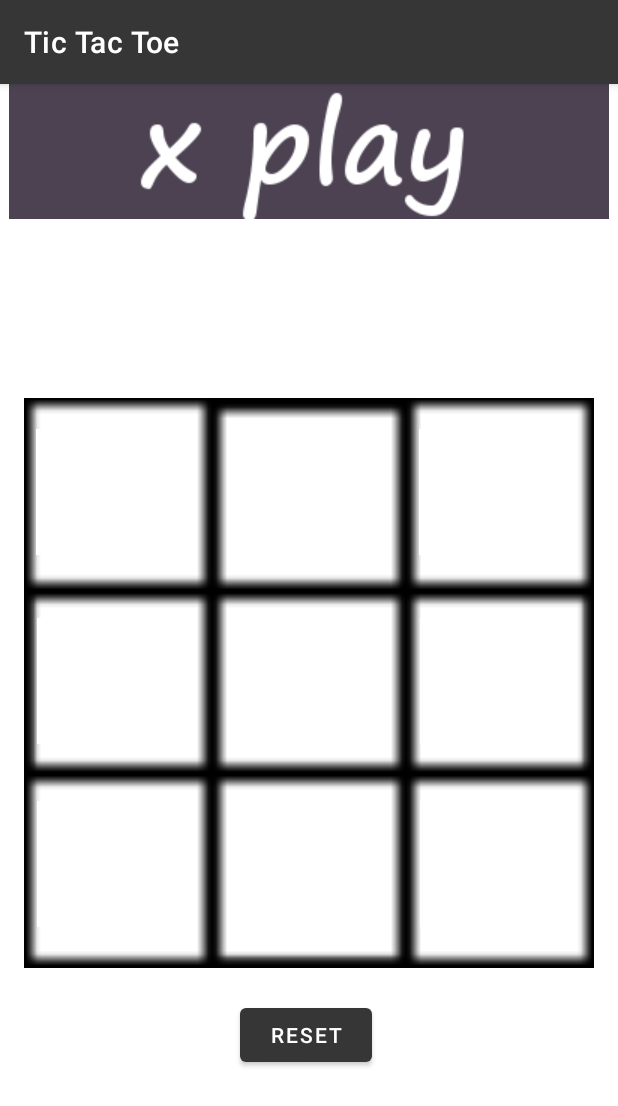
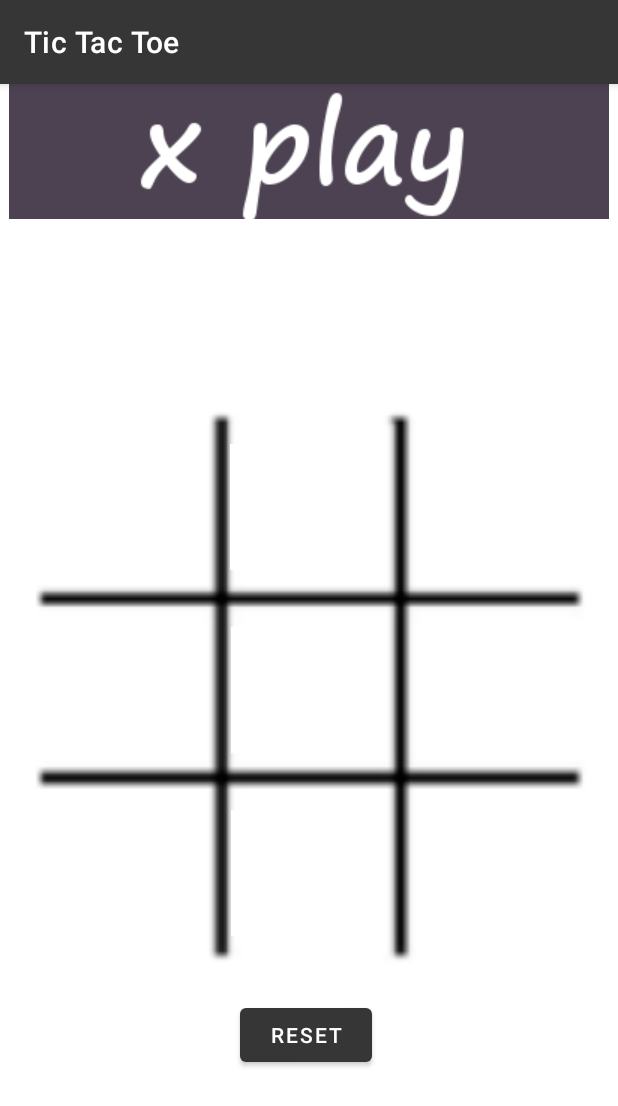
Before and after one commit to sombrero3/Tic-Tac-Toe, an Android app: the screen it shows after launch (MainActivity), on a phone screen of 412 x 824 dp. Shown: the top 1106 px of the screen. Run offline under Robolectric (Android 15) with nearby library versions, the phone set to English and light mode, and no system bars.

Commit message:
grid changed

```diff
--- a/app/src/main/res/layout/activity_main.xml
+++ b/app/src/main/res/layout/activity_main.xml
@@ -26,19 +26,17 @@
             android:id="@+id/imageView"
             android:layout_width="379dp"
             android:layout_height="398dp"
-            android:layout_marginStart="16dp"
             android:layout_marginTop="110dp"
-            android:layout_marginEnd="16dp"
-            app:layout_constraintEnd_toEndOf="parent"
-            app:layout_constraintStart_toStartOf="parent"
+            app:layout_constraintEnd_toEndOf="@+id/main_title_iv"
+            app:layout_constraintStart_toStartOf="@+id/main_title_iv"
             app:layout_constraintTop_toBottomOf="@+id/main_title_iv"
-            app:srcCompat="@drawable/back" />
+            app:srcCompat="@drawable/cropedgrid1" />
 
         <ImageButton
             android:id="@+id/main_10_ibtn"
             android:layout_width="87dp"
             android:layout_height="84dp"
-            android:layout_marginTop="42dp"
+            android:layout_marginTop="38dp"
             app:layout_constraintEnd_toEndOf="@+id/main_00_ibtn"
             app:layout_constraintStart_toStartOf="@+id/main_00_ibtn"
             app:layout_constraintTop_toBottomOf="@+id/main_00_ibtn"
@@ -62,7 +60,7 @@
             android:layout_width="88dp"
             android:layout_height="84dp"
             android:layout_marginStart="24dp"
-            android:layout_marginTop="140dp"
+            android:layout_marginTop="150dp"
             app:layout_constraintStart_toStartOf="parent"
             app:layout_constraintTop_toBottomOf="@+id/main_title_iv"
             app:srcCompat="@drawable/firstpic" />
@@ -135,10 +133,11 @@
             android:id="@+id/main_win0_iv"
             android:layout_width="375dp"
             android:layout_height="388dp"
-            android:layout_marginTop="110dp"
+            android:layout_marginTop="122dp"
+            app:layout_constraintEnd_toEndOf="@+id/main_title_iv"
+            app:layout_constraintStart_toStartOf="@+id/main_title_iv"
             app:layout_constraintTop_toBottomOf="@+id/main_title_iv"
-            app:srcCompat="@drawable/empty"
-            tools:layout_editor_absoluteX="19dp" />
+            app:srcCompat="@drawable/empty" />
 
         <ImageView
             android:id="@+id/main_title_iv"
```
Also changed, not shown: app/src/main/res/drawable/cropedgrid1.png (added).
